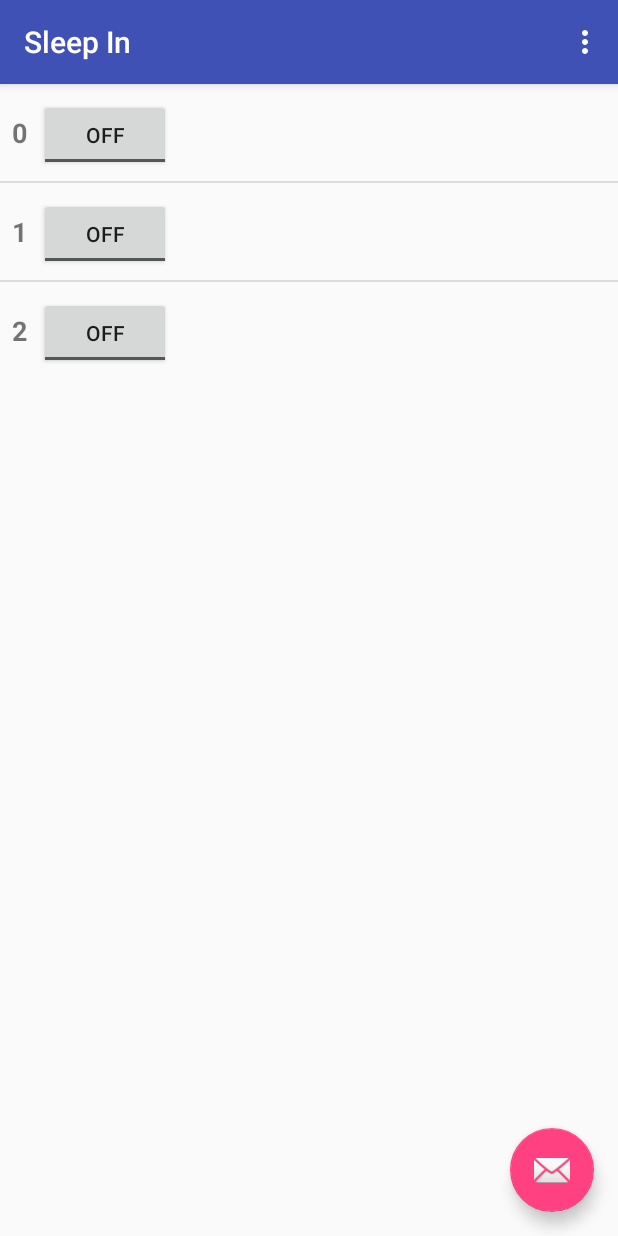
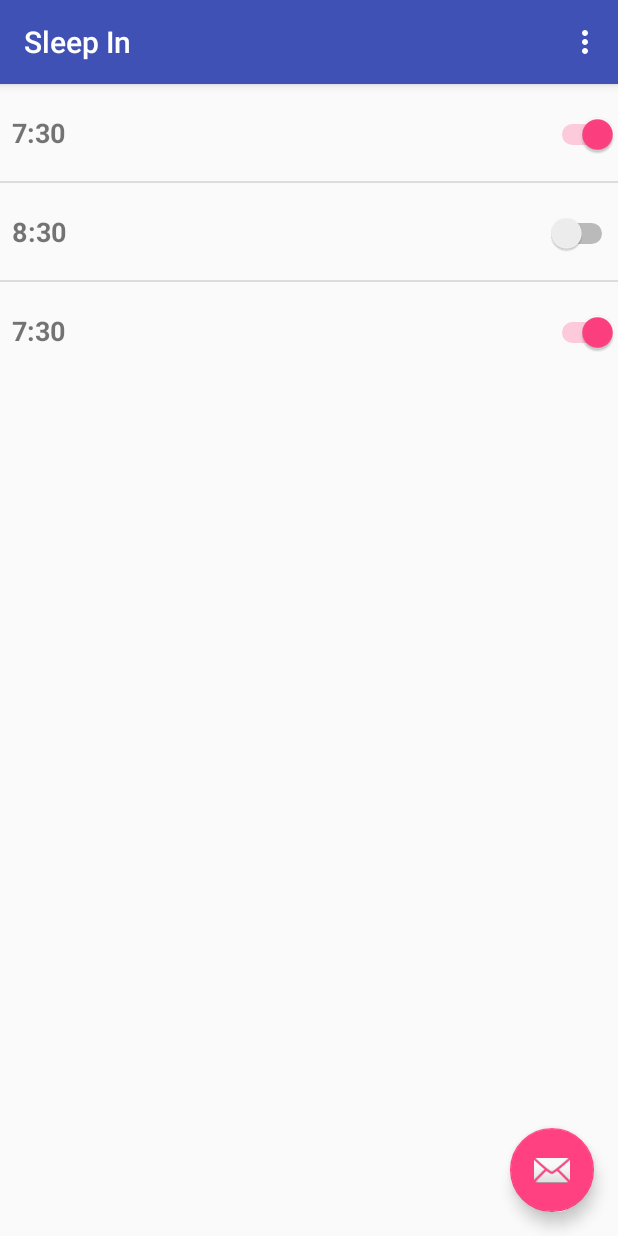
Before and after one commit to Michael-10/HackClock, an Android app: the screen it shows after launch (AlarmsActivity before the commit, AlarmListActivity after it), on a phone screen of 412 x 824 dp. Run offline under Robolectric (Android 15) with nearby library versions, the phone set to English and light mode, and no system bars.

Commit message:
Created alarm object. Can now add alarm objects to ArrayList in AlarmsActivity.

```diff
--- a/app/src/main/AndroidManifest.xml
+++ b/app/src/main/AndroidManifest.xml
@@ -10,7 +10,7 @@
         android:supportsRtl="true"
         android:theme="@style/AppTheme">
         <activity
-            android:name=".AlarmsActivity"
+            android:name=".AlarmListActivity"
             android:label="@string/app_name"
             android:theme="@style/AppTheme.NoActionBar">
             <intent-filter>
--- /dev/null
+++ b/app/src/main/java/com/qhackers/sci18/sleepin/Alarm.java
@@ -0,0 +1,29 @@
+package com.qhackers.sci18.sleepin;
+
+public class Alarm {
+
+    private boolean isSet;
+    private String alarmTime;
+
+    public Alarm(String alarmTime, boolean isSet) {
+        this.alarmTime = alarmTime;
+        this.isSet = isSet;
+    }
+
+
+    public boolean isSet() {
+        return isSet;
+    }
+
+    public void setSet(boolean set) {
+        isSet = set;
+    }
+
+    public String getAlarmTime() {
+        return alarmTime;
+    }
+
+    public void setAlarmTime(String alarmTime) {
+        this.alarmTime = alarmTime;
+    }
+}
--- a/app/src/main/java/com/qhackers/sci18/sleepin/AlarmAdapter.java
+++ b/app/src/main/java/com/qhackers/sci18/sleepin/AlarmAdapter.java
@@ -1,23 +1,38 @@
 package com.qhackers.sci18.sleepin;
 
 
+import android.app.Activity;
 import android.content.Context;
 import android.view.LayoutInflater;
 import android.view.View;
 import android.view.ViewGroup;
-import android.widget.BaseAdapter;
+import android.widget.ArrayAdapter;
+import android.widget.Switch;
 import android.widget.TextView;
 
 import java.util.ArrayList;
 
-public class AlarmAdapter extends BaseAdapter {
+/**
+ * Adapter class to render data in the ListView on the AlarmActivity (Home) page
+ */
+public class AlarmAdapter extends ArrayAdapter {
 
-    private ArrayList<String> alarms = new ArrayList<>();
+    // Class to hold the different views in each list item
+    private static class ViewHolder {
+        TextView tvAlarmTime;
+        Switch sIsSet;
+    }
+
+    private ViewHolder holder;
     private Context context;
+    private final int layoutResourceId;
+    private ArrayList<Alarm> alarms;
 
-    public AlarmAdapter(ArrayList<String> alarms, Context context) {
+    public AlarmAdapter(Context context, int layoutResourceId, ArrayList<Alarm> alarms) {
+        super(context, layoutResourceId, alarms);
+        this.context = context;
+        this.layoutResourceId = layoutResourceId;
         this.alarms = alarms;
-        this.context = context;
     }
 
     @Override
@@ -38,16 +53,37 @@ public class AlarmAdapter extends BaseAdapter {
     }
 
     @Override
-    public View getView(int pos, View view, ViewGroup viewGroup) {
-        View v = view;
-        if (view == null) {
-            LayoutInflater inflater = (LayoutInflater) context.getSystemService(Context.LAYOUT_INFLATER_SERVICE);
-            v = inflater.inflate(R.layout.list_item_alarm, null);
+    public View getView(final int position, View convertView, ViewGroup parent) {
+        View row = convertView;
+        holder = null;
+
+        if (row == null) {
+            LayoutInflater inflater;
+            inflater = ((Activity) context).getLayoutInflater();
+            row = inflater.inflate(layoutResourceId, parent, false);
+
+            holder = new ViewHolder();
+            holder.tvAlarmTime = (TextView) row.findViewById(R.id.list_item_alarm_text);
+            holder.sIsSet = (Switch) row.findViewById(R.id.list_item_is_set);
+            row.setTag(holder);
+        } else {
+            holder = (ViewHolder) row.getTag();
         }
+        Alarm alarm = alarms.get(position);
+        holder.tvAlarmTime.setText(alarm.getAlarmTime());
+        holder.sIsSet.setChecked(alarm.isSet());
 
-        // Handle TextView and display string from list
-        TextView tvAlarmItem = (TextView) v.findViewById(R.id.list_item_alarm_text);
-        tvAlarmItem.setText(alarms.get(pos));
-        return v;
+        holder.tvAlarmTime.setTag(position);
+        holder.sIsSet.setTag(position);
+
+        holder.sIsSet.setOnClickListener(new View.OnClickListener() {
+            @Override
+            public void onClick(View view) {
+                // TODO finish this
+                int pos = (Integer) view.getTag();
+            }
+        });
+
+        return row;
     }
 }
--- a/app/src/main/java/com/qhackers/sci18/sleepin/AlarmsActivity.java
+++ b/app/src/main/java/com/qhackers/sci18/sleepin/AlarmListActivity.java
@@ -1,5 +1,6 @@
 package com.qhackers.sci18.sleepin;
 
+import android.content.Intent;
 import android.os.Bundle;
 import android.support.design.widget.FloatingActionButton;
 import android.support.design.widget.Snackbar;
@@ -12,9 +13,14 @@ import android.widget.ListView;
 
 import java.util.ArrayList;
 
-public class AlarmsActivity extends AppCompatActivity {
+/**
+ * Class which displays the user's alarms.
+ * The user can create, edit or delete alarms from here, as well
+ * as toggle the alarms on or off.
+ */
+public class AlarmListActivity extends AppCompatActivity {
 
-    private ArrayList<String> alarms;
+    private ArrayList<Alarm> alarms;
     private AlarmAdapter alarmAdapter;
     private ListView lvAlarms;
 
@@ -26,21 +32,29 @@ public class AlarmsActivity extends AppCompatActivity {
         setSupportActionBar(toolbar);
 
         alarms = new ArrayList<>();
-        alarmAdapter = new AlarmAdapter(alarms, this);
+        alarmAdapter = new AlarmAdapter(this, R.layout.list_item_alarm, alarms);
         lvAlarms = (ListView) findViewById(R.id.lv_alarms);
         lvAlarms.setAdapter(alarmAdapter);
 
+        // Dummy data, can take out
         for (int i = 0; i < 3; ++i) {
-            alarms.add(i + "");
+            if (i % 2 == 0) {
+                alarms.add(new Alarm("7:30", true));
+            } else {
+                alarms.add(new Alarm("8:30", false));
+            }
         }
-
+        // Call this everytime data in the alarms ArrayList has changed.
         alarmAdapter.notifyDataSetChanged();
 
+        // Brings user to new activity where they can create an alarm.
         FloatingActionButton fab = (FloatingActionButton) findViewById(R.id.fab);
         fab.setOnClickListener(new View.OnClickListener() {
             @Override
             public void onClick(View view) {
-
+// TODO create the AlarmInfoActivity class (or whatever it should be called).
+//                Intent iAlarmInfo = new Intent(AlarmListActivity.this, AlarmInfoActivity.class);
+//                startActivity(iAlarmInfo);
             }
         });
     }
--- a/app/src/main/res/layout/activity_alarms.xml
+++ b/app/src/main/res/layout/activity_alarms.xml
@@ -5,7 +5,7 @@
     xmlns:tools="http://schemas.android.com/tools"
     android:layout_width="match_parent"
     android:layout_height="match_parent"
-    tools:context="com.qhackers.sci18.sleepin.AlarmsActivity">
+    tools:context="com.qhackers.sci18.sleepin.AlarmListActivity">
 
     <android.support.design.widget.AppBarLayout
         android:layout_height="wrap_content"
--- a/app/src/main/res/layout/content_alarms.xml
+++ b/app/src/main/res/layout/content_alarms.xml
@@ -7,7 +7,7 @@
     android:layout_height="match_parent"
     app:layout_behavior="@string/appbar_scrolling_view_behavior"
     tools:showIn="@layout/activity_alarms"
-    tools:context="com.qhackers.sci18.sleepin.AlarmsActivity">
+    tools:context="com.qhackers.sci18.sleepin.AlarmListActivity">
 
     <ListView
         android:id="@+id/lv_alarms"
--- a/app/src/main/res/layout/list_item_alarm.xml
+++ b/app/src/main/res/layout/list_item_alarm.xml
@@ -13,14 +13,15 @@
         android:paddingRight="8dp"
         android:paddingStart="8dp"
         android:paddingTop="20dp"
-        android:text="heello"
+        android:text="8:30pm"
         android:textAlignment="center"
         android:textSize="18sp"
         android:textStyle="bold" />
 
-    <ToggleButton
-        android:id="@+id/toggleButton"
+    <Switch
+        android:id="@+id/list_item_is_set"
         android:layout_width="wrap_content"
         android:layout_height="wrap_content"
-        android:text="On" />
+        android:layout_weight="0.45" />
+
 </LinearLayout>
--- a/app/src/main/res/menu/menu_alarms.xml
+++ b/app/src/main/res/menu/menu_alarms.xml
@@ -1,7 +1,7 @@
 <menu xmlns:android="http://schemas.android.com/apk/res/android"
     xmlns:app="http://schemas.android.com/apk/res-auto"
     xmlns:tools="http://schemas.android.com/tools"
-    tools:context="com.qhackers.sci18.sleepin.AlarmsActivity" >
+    tools:context="com.qhackers.sci18.sleepin.AlarmListActivity" >
     <item android:id="@+id/action_settings"
         android:title="@string/action_settings"
         android:orderInCategory="100"
```
